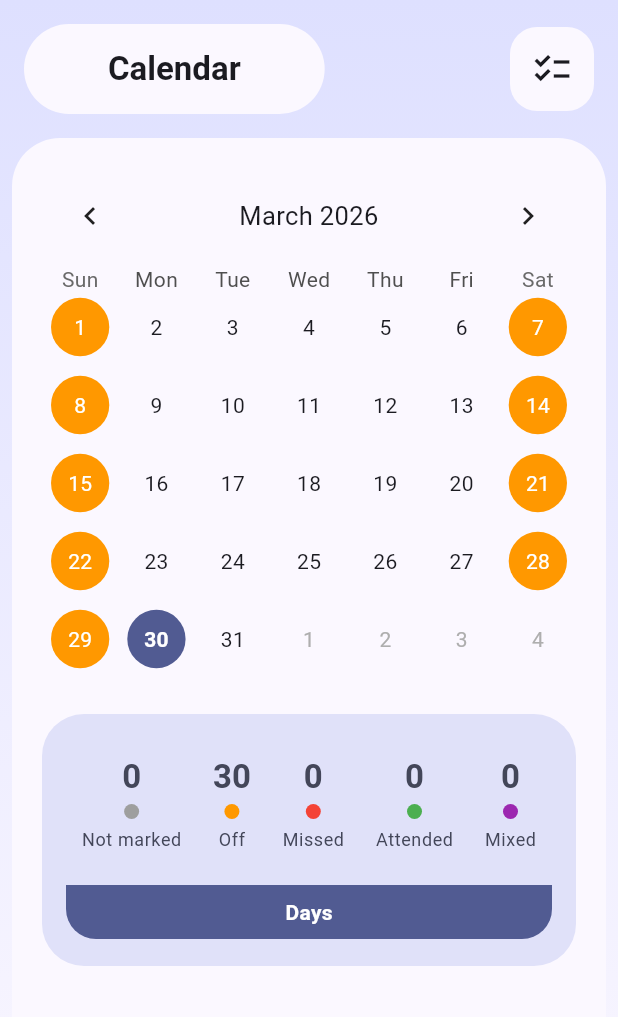
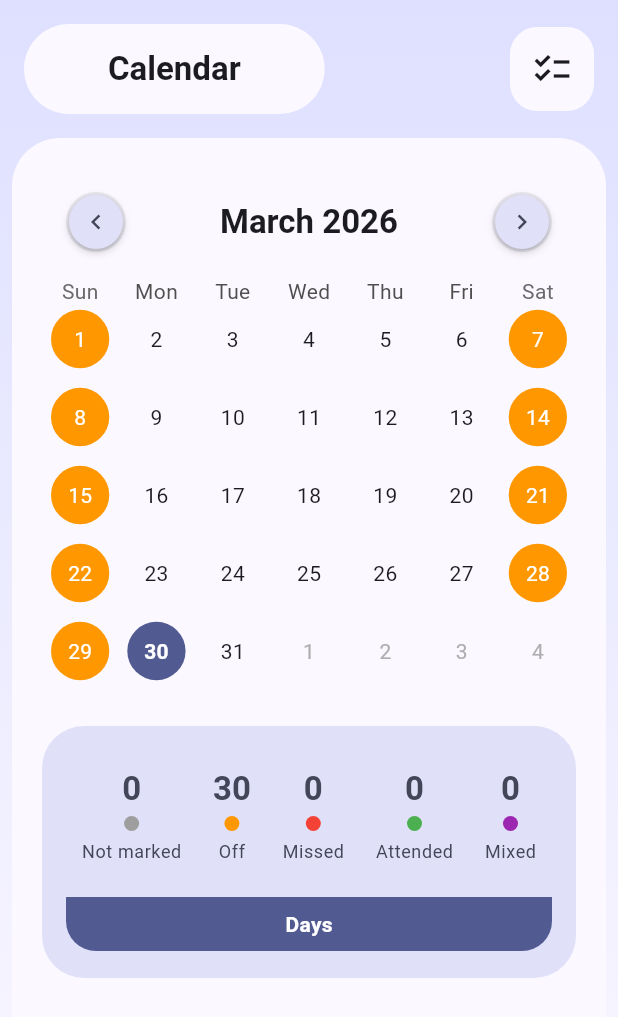
Before and after one commit to DustBytesBack/Ditch-Perfect, a Flutter app: the CalendarPage screen opened directly, on a phone screen of 412 x 824 dp. Shown: the top 1017 px of the screen. Run offline on Flutter 3.47's test engine with Material 3 defaults, Android fonts, the phone set to English and light mode, and no system bars; drawn by our look-alikes of dynamic_color, table_calendar; our stand-ins replace app_links, cloud_firestore, connectivity_plus, file_picker, firebase_core, flutter_local_notifications and 5 more; missing offline and left inert: uri_file_reader; accounts and stored records are empty; generated files the repository leaves out were written again; network calls fail; Roboto replaces fonts that are missing (GoogleSansFlex).

Commit message:
style: minor ui improvs

```diff
--- a/lib/screens/calendar_page.dart
+++ b/lib/screens/calendar_page.dart
@@ -157,6 +157,7 @@ class _CalendarPageState extends State<CalendarPage> {
     final attendance = context.watch<AttendanceProvider>();
 
     final stats = calculateMonthStats(focusedDay, attendance, timetable);
+    final isDarkMode = Theme.of(context).brightness == Brightness.dark;
 
     // Use simple conditional logic for colors while keeping a single structural layout
     final bgColor = isAbsolute ? scheme.surface : scheme.primaryContainer;
@@ -268,9 +269,93 @@ class _CalendarPageState extends State<CalendarPage> {
                             firstDay: DateTime(2020),
                             lastDay: DateTime(2100),
                             focusedDay: focusedDay,
-                            headerStyle: const HeaderStyle(
+                            headerStyle: HeaderStyle(
                               formatButtonVisible: false,
                               titleCentered: true,
+                              titleTextStyle: Theme.of(context)
+                                  .textTheme
+                                  .titleLarge!
+                                  .copyWith(fontWeight: FontWeight.w700),
+                              leftChevronPadding: const EdgeInsets.all(8),
+                              rightChevronPadding: const EdgeInsets.all(8),
+                              leftChevronIcon: Container(
+                                padding: const EdgeInsets.all(2),
+                                decoration: BoxDecoration(
+                                  color: scheme.onSecondaryContainer.withValues(alpha: 0.1),
+                                  shape: BoxShape.circle,
+                                ),
+                                child: Container(
+                                  padding: const EdgeInsets.all(8),
+                                  decoration: BoxDecoration(
+                                    color: scheme.secondaryContainer,
+                                    shape: BoxShape.circle,
+                                    boxShadow: [
+                                      if (isDarkMode)
+                                        BoxShadow(
+                                          color: scheme.primary.withValues(alpha: 0.3),
+                                          blurRadius: 10,
+                                          spreadRadius: 2,
+                                        )
+                                      else ...[
+                                        BoxShadow(
+                                          color: Colors.black.withValues(alpha: 0.2),
+                                          blurRadius: 4,
+                                          offset: const Offset(0, 2),
+                                        ),
+                                        BoxShadow(
+                                          color: scheme.onSecondaryContainer.withValues(alpha: 0.15),
+                                          blurRadius: 1,
+                                          offset: const Offset(0, 1),
+                                        ),
+                                      ],
+                                    ],
+                                  ),
+                                  child: Icon(
+                                    Icons.chevron_left,
+                                    color: scheme.onSecondaryContainer,
+                                    size: 20,
+                                  ),
+                                ),
+                              ),
+                              rightChevronIcon: Container(
+                                padding: const EdgeInsets.all(2),
+                                decoration: BoxDecoration(
+                                  color: scheme.onSecondaryContainer.withValues(alpha: 0.1),
+                                  shape: BoxShape.circle,
+                                ),
+                                child: Container(
+                                  padding: const EdgeInsets.all(8),
+                                  decoration: BoxDecoration(
+                                    color: scheme.secondaryContainer,
+                                    shape: BoxShape.circle,
+                                    boxShadow: [
+                                      if (isDarkMode)
+                                        BoxShadow(
+                                          color: scheme.primary.withValues(alpha: 0.3),
+                                          blurRadius: 10,
+                                          spreadRadius: 2,
+                                        )
+                                      else ...[
+                                        BoxShadow(
+                                          color: Colors.black.withValues(alpha: 0.2),
+                                          blurRadius: 4,
+                                          offset: const Offset(0, 2),
+                                        ),
+                                        BoxShadow(
+                                          color: scheme.onSecondaryContainer.withValues(alpha: 0.15),
+                                          blurRadius: 1,
+                                          offset: const Offset(0, 1),
+                                        ),
+                                      ],
+                                    ],
+                                  ),
+                                  child: Icon(
+                                    Icons.chevron_right,
+                                    color: scheme.onSecondaryContainer,
+                                    size: 20,
+                                  ),
+                                ),
+                              ),
                             ),
                             selectedDayPredicate: (day) =>
                                 !isMultiSelectMode &&
--- a/lib/screens/subject_page.dart
+++ b/lib/screens/subject_page.dart
@@ -629,7 +629,10 @@ class _SubjectPageState extends State<SubjectPage> {
           child: Column(
             mainAxisSize: MainAxisSize.min,
             children: [
-              Text(subject.name, style: Theme.of(context).textTheme.titleLarge),
+              Text(subject.name, style: Theme.of(context).textTheme.headlineSmall?.copyWith(
+                        fontWeight: FontWeight.bold,
+                      ),
+                    ),
 
               const SizedBox(height: 24),
 
```
